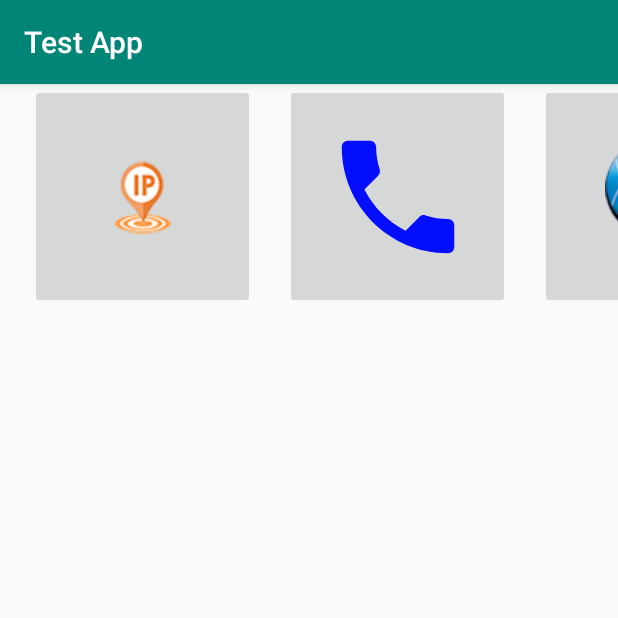
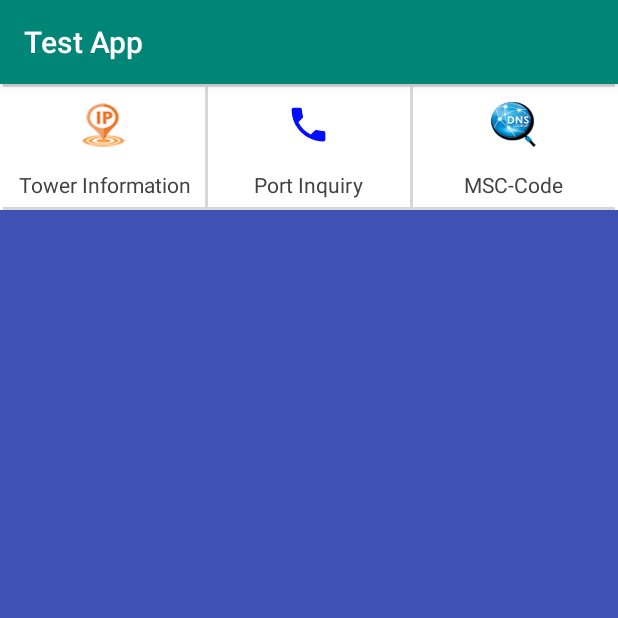
Before and after one commit to rushilrushat/OSINT, an Android app: the screen it shows after launch (MainActivity), on a phone screen of 412 x 824 dp, the top half of it. Run offline under Robolectric (Android 15) with nearby library versions, the phone set to English and light mode, and no system bars.

Commit message:
main layout changed

```diff
--- a/app/src/main/java/com/example/testapp/MainActivity.kt
+++ b/app/src/main/java/com/example/testapp/MainActivity.kt
@@ -26,11 +26,11 @@ class MainActivity : AppCompatActivity() {
         super.onCreate(savedInstanceState)
         setContentView(R.layout.activity_main)
 
-        iplookup.setOnClickListener() {
+        ip_button.setOnClickListener() {
             intent = Intent(this, com.example.testapp.iplookup.iplookup::class.java)
             startActivity(intent)
         }
-        trucaller.setOnClickListener(){
+        true_button.setOnClickListener(){
             intent = Intent(this, com.example.testapp.trucaller.trucaller::class.java)
             startActivity(intent)
         }
--- a/app/src/main/res/layout/activity_main.xml
+++ b/app/src/main/res/layout/activity_main.xml
@@ -1,48 +1,125 @@
 <?xml version="1.0" encoding="utf-8"?>
-<TableLayout xmlns:android="http://schemas.android.com/apk/res/android"
-    xmlns:app="http://schemas.android.com/apk/res-auto"
+<RelativeLayout xmlns:android="http://schemas.android.com/apk/res/android"
     xmlns:tools="http://schemas.android.com/tools"
     android:layout_width="match_parent"
     android:layout_height="match_parent"
-    android:orientation="vertical"
-    tools:context=".MainActivity">
-
-    <TableRow
-        android:id="@+id/tableRow1"
-        android:layout_width="match_parent"
-        android:layout_height="wrap_content">
-
-        <ImageButton
-            android:id="@+id/iplookup"
-            android:layout_width="150dp"
-            android:layout_height="150dp"
-            android:layout_marginLeft="20dp"
-            android:layout_column="1"
-            android:text="IP Location"
-            app:srcCompat="@drawable/abc" />
-
-        <ImageButton
-            android:id="@+id/trucaller"
-            android:layout_width="150dp"
-            android:layout_marginLeft="20dp"
-            android:layout_height="150dp"
-            android:layout_column="2"
-            android:text="Caller Detail"
-            app:srcCompat="@drawable/ic_trucaller"
-            tools:ignore="VectorDrawableCompat" />
-
-        <ImageButton
-            android:id="@+id/imageView"
-            android:layout_width="150dp"
-            android:layout_height="150dp"
-            android:layout_marginLeft="20dp"
-            android:layout_column="3"
-            android:text="Dns Loolup"
-            app:srcCompat="@drawable/dns"
-            tools:ignore="VectorDrawableCompat" />
+    android:background="#3f51b5"
+    android:orientation="vertical">
 
 
-    </TableRow>
+    <ScrollView
+        android:layout_width="match_parent"
+        android:layout_height="wrap_content"
+        android:layout_alignParentTop="true"
+        android:background="#ffffff">
+
+        <LinearLayout
+            android:layout_width="match_parent"
+            android:layout_height="match_parent"
+            android:layout_marginLeft="2dp"
+            android:layout_marginRight="2dp"
+            android:background="#d6d6d6"
+            android:orientation="vertical">
+
+            <LinearLayout
+                android:layout_width="match_parent"
+                android:layout_height="wrap_content"
+                android:layout_marginTop="2dp"
+                android:layout_marginBottom="2dp"
+                android:gravity="center"
+                android:orientation="horizontal"
+                android:weightSum="3">
 
 
-</TableLayout>
+                <LinearLayout
+                    android:id="@+id/ip_button"
+                    android:layout_width="0dp"
+                    android:layout_height="match_parent"
+                    android:layout_weight="1"
+                    android:background="#ffffff"
+                    android:gravity="center"
+                    android:orientation="vertical">
+
+                    <ImageView
+                        android:id="@+id/imageView3"
+                        android:layout_width="30dp"
+                        android:layout_height="30dp"
+                        android:layout_marginTop="10dp"
+                        android:layout_marginBottom="10dp"
+                        android:scaleType="fitXY"
+                        android:src="@drawable/abc" />
+
+                    <TextView
+                        android:id="@+id/tv_tower_information"
+                        android:layout_width="wrap_content"
+                        android:layout_height="wrap_content"
+                        android:layout_margin="5dp"
+                        android:gravity="center"
+                        android:text="Tower Information"
+                        android:textColor="@color/cardview_dark_background" />
+                </LinearLayout>
+
+                <LinearLayout
+                    android:id="@+id/true_button"
+                    android:layout_width="0dp"
+                    android:layout_height="match_parent"
+                    android:layout_marginLeft="2dp"
+                    android:layout_marginRight="2dp"
+                    android:layout_weight="1"
+                    android:background="#ffffff"
+                    android:gravity="center"
+                    android:orientation="vertical"
+                    android:visibility="visible">
+
+                    <ImageView
+                        android:id="@+id/iv_port_inquiry"
+                        android:layout_width="30dp"
+                        android:layout_height="30dp"
+                        android:layout_marginTop="10dp"
+                        android:layout_marginBottom="10dp"
+                        android:scaleType="fitXY"
+                        android:src="@drawable/ic_trucaller"
+                        android:visibility="visible" />
+
+                    <TextView
+                        android:id="@+id/tv_port_inquiry"
+                        android:layout_width="wrap_content"
+                        android:layout_height="wrap_content"
+                        android:layout_margin="5dp"
+                        android:gravity="center"
+                        android:text="Port Inquiry"
+                        android:textColor="@color/cardview_dark_background"
+                        android:visibility="visible" />
+                </LinearLayout>
+
+                <LinearLayout
+                    android:id="@+id/dns_button"
+                    android:layout_width="0dp"
+                    android:layout_height="match_parent"
+                    android:layout_weight="1"
+                    android:background="#ffffff"
+                    android:gravity="center"
+                    android:orientation="vertical">
+
+                    <ImageView
+                        android:id="@+id/imageView2"
+                        android:layout_width="30dp"
+                        android:layout_height="30dp"
+                        android:layout_marginTop="10dp"
+                        android:layout_marginBottom="10dp"
+                        android:scaleType="fitXY"
+                        android:src="@drawable/dns" />
+
+                    <TextView
+                        android:id="@+id/tv_msc_code"
+                        android:layout_width="wrap_content"
+                        android:layout_height="wrap_content"
+                        android:layout_margin="5dp"
+                        android:gravity="center"
+                        android:text="MSC-Code"
+                        android:textColor="@color/cardview_dark_background" />
+                </LinearLayout>
+            </LinearLayout>
+        </LinearLayout>
+    </ScrollView>
+</RelativeLayout>
```
